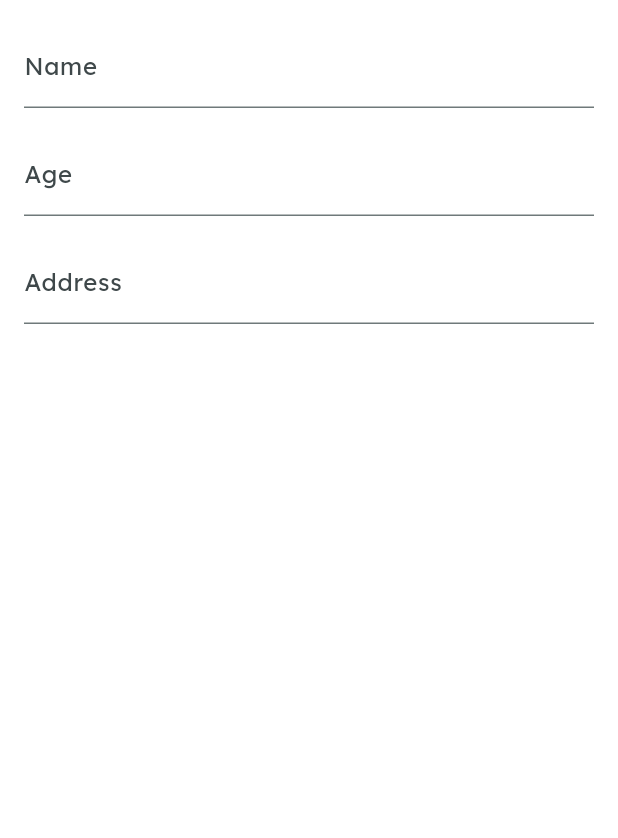
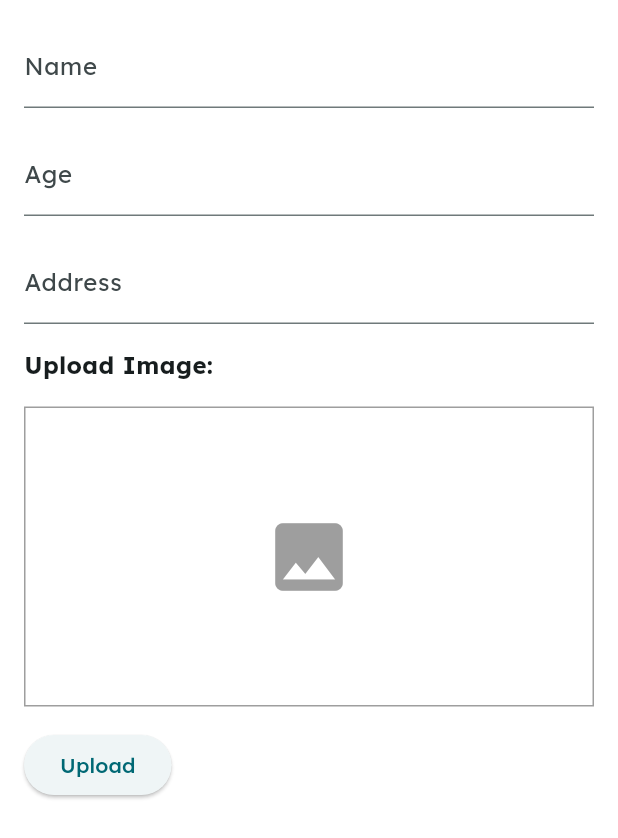
Before and after one commit to n-d-h/pagepals, a Flutter app: the ReaderRequestStep1 widget shown alone on an empty page, opened directly, on a phone screen of 412 x 824 dp. Shown: the top 838 px of the screen. Run offline on Flutter 3.47's test engine with Material 3 defaults, Android fonts, the phone set to English and light mode, and no system bars; our stand-ins replace animated_text_kit, chewie, cloud_firestore, custom_refresh_indicator, dropdown_button2, easy_date_timeline and 22 more; missing offline and left inert: comment_tree, firebase_app_check, flutter_verification_code_field, zego_uikit_prebuilt_video_conference; accounts and stored records are empty; generated files the repository leaves out were written again.

Commit message:
update be a reader screen

```diff
--- a/lib/screens/screens_customer/home_screen/home_screen_drawer.dart
+++ b/lib/screens/screens_customer/home_screen/home_screen_drawer.dart
@@ -7,7 +7,7 @@ import 'package:pagepals/helpers/color_helper.dart';
 import 'package:pagepals/providers/google_signin_provider.dart';
 import 'package:pagepals/providers/locale_provider.dart';
 import 'package:pagepals/screens/screens_authorization/signin_screen/signin_intro/signin_home.dart';
-import 'package:pagepals/screens/screens_customer/reader_request/reader_request_screen.dart';
+import 'package:pagepals/screens/screens_reader/reader_request/reader_request_screen.dart';
 import 'package:provider/provider.dart';
 import 'package:unicons/unicons.dart';
 
--- a/lib/screens/screens_customer/reader_request/reader_request_step1.dart
+++ b/lib/screens/screens_reader/reader_request/reader_request_step1.dart
@@ -1,4 +1,7 @@
+import 'dart:io';
+
 import 'package:flutter/material.dart';
+import 'package:image_picker/image_picker.dart';
 
 class ReaderRequestStep1 extends StatefulWidget {
   const ReaderRequestStep1({super.key});
@@ -11,6 +14,22 @@ class _ReaderRequestStep1State extends State<ReaderRequestStep1> {
   String? _name;
   int? _age;
   String? _address;
+  File? _selectedImage;
+
+  void _handleImageSelection() async {
+    final result = await ImagePicker().pickImage(
+      imageQuality: 70,
+      maxWidth: 1440,
+      maxHeight: 300,
+      source: ImageSource.gallery,
+    );
+
+    if (result != null) {
+      setState(() {
+        _selectedImage = File(result.path);
+      });
+    }
+  }
 
   @override
   Widget build(BuildContext context) {
@@ -58,6 +77,41 @@ class _ReaderRequestStep1State extends State<ReaderRequestStep1> {
               _address = value;
             },
           ),
+          const SizedBox(height: 16.0),
+          const Text(
+            'Upload Image:',
+            style: TextStyle(fontSize: 16.0, fontWeight: FontWeight.bold),
+          ),
+          const SizedBox(height: 16.0),
+          Container(
+            width: double.infinity,
+            height: 200.0,
+            padding: const EdgeInsets.all(12.0),
+            decoration: BoxDecoration(
+              border: Border.all(
+                style: BorderStyle.solid,
+                color: Colors.grey,
+              ),
+            ),
+            child: Column(
+              crossAxisAlignment: CrossAxisAlignment.center,
+              mainAxisAlignment: MainAxisAlignment.center,
+              children: [
+                _selectedImage != null
+                    ? Image.file(_selectedImage!)
+                    : const Icon(
+                  Icons.image,
+                  size: 60.0,
+                  color: Colors.grey,
+                ),
+              ],
+            ),
+          ),
+          const SizedBox(height: 15.0),
+          ElevatedButton(
+            onPressed: _handleImageSelection,
+            child: const Text('Upload'),
+          ),
         ],
       ),
     );
```
Also changed, not shown: lib/screens/screens_reader/reader_request/reader_request_screen.dart (renamed from lib/screens/screens_customer/reader_request/reader_request_screen.dart, +6 -15 lines), lib/screens/screens_reader/reader_request/reader_request_step3.dart (renamed from lib/screens/screens_customer/reader_request/reader_request_step3.dart, +2 -66 lines), lib/services/file_storage_service.dart (+22 -0 lines), lib/screens/screens_reader/reader_request/reader_request_step2.dart (renamed from lib/screens/screens_customer/reader_request/reader_request_step2.dart), lib/screens/screens_reader/reader_request/video_player_from_file.dart (renamed from lib/screens/screens_customer/reader_request/video_player_from_file.dart).
